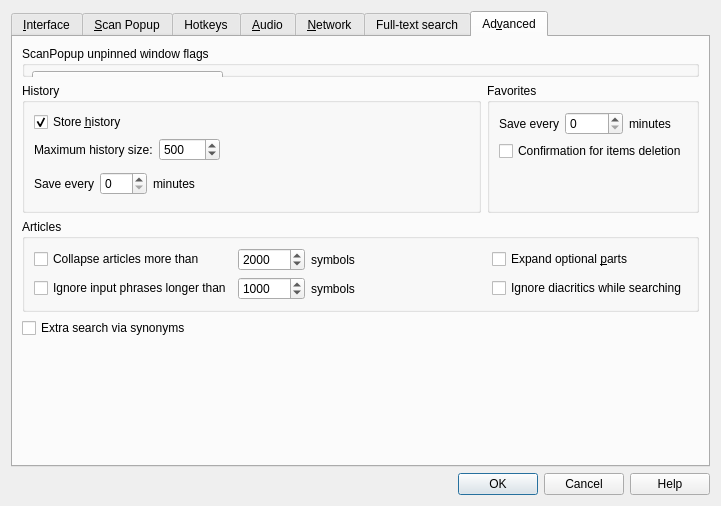
The window that preferences.ui (goldendict/goldendict) describes before a commit, drawn with Qt 5.
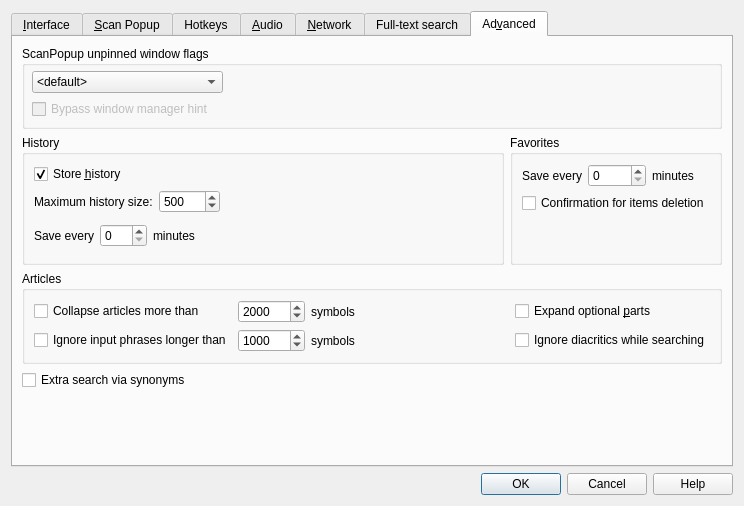
The same window after the commit. The open tabs and pages were chosen to show the change. Icons and pictures are not drawn. Custom widgets are drawn as their Qt base class.

Commit message: fix: scanpop dialog flag ui

```diff
--- a/preferences.ui
+++ b/preferences.ui
@@ -6,7 +6,7 @@
    <rect>
     <x>0</x>
     <y>0</y>
-    <width>721</width>
+    <width>744</width>
     <height>506</height>
    </rect>
   </property>
@@ -1379,6 +1379,12 @@
       <layout class="QVBoxLayout" name="verticalLayout_11">
        <item>
         <widget class="QGroupBox" name="groupBox_ScanPopupWindowFlags">
+         <property name="minimumSize">
+          <size>
+           <width>0</width>
+           <height>83</height>
+          </size>
+         </property>
          <property name="title">
           <string>ScanPopup unpinned window flags</string>
          </property>
@@ -1424,7 +1430,7 @@
            <rect>
             <x>10</x>
             <y>53</y>
-            <width>193</width>
+            <width>271</width>
             <height>20</height>
            </rect>
           </property>
```
